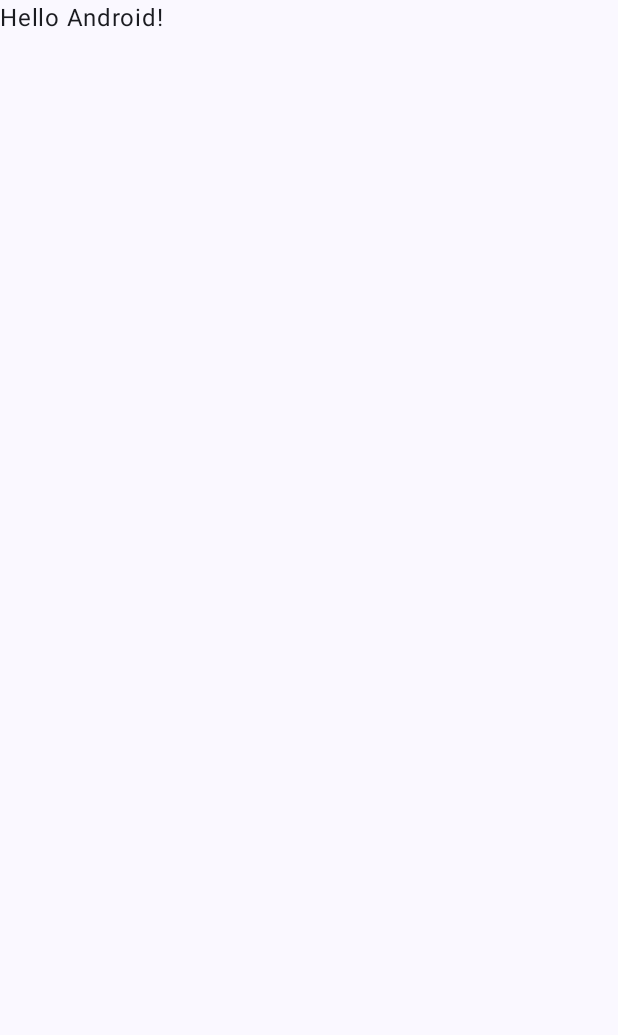
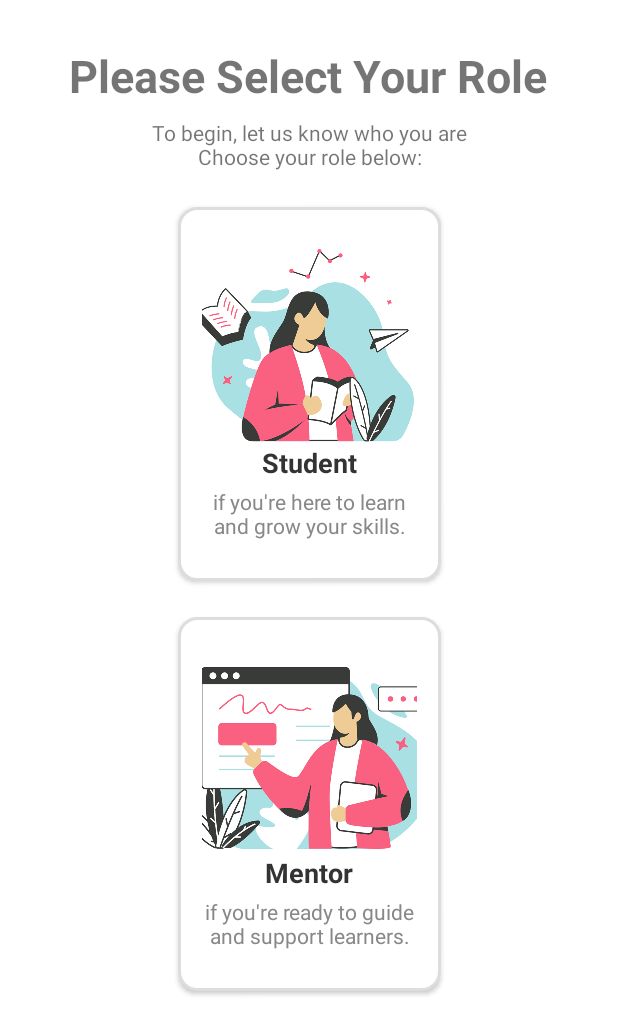
Before and after one commit to viltaylor/SheRaise, an Android app built with Jetpack Compose: the screen it shows after launch (MainActivity before the commit, LoginIntroActivity after it), on a phone screen of 412 x 824 dp. Before the commit the part shown is almost empty. Shown: the top 1035 px of the screen. Run offline under Robolectric (Android 15) with nearby library versions, the phone set to English and light mode, and no system bars.

Commit message:
role select1

```diff
--- a/app/src/main/java/com/example/sheraise/LoginIntroActivity.kt
+++ b/app/src/main/java/com/example/sheraise/LoginIntroActivity.kt
@@ -1,20 +1,55 @@
 package com.example.sheraise
 
 import android.os.Bundle
+import android.view.View
+import android.widget.ImageView
+import android.widget.LinearLayout
 import androidx.activity.enableEdgeToEdge
 import androidx.appcompat.app.AppCompatActivity
 import androidx.core.view.ViewCompat
 import androidx.core.view.WindowInsetsCompat
 
 class LoginIntroActivity : AppCompatActivity() {
+
+    private lateinit var studentButton: LinearLayout
+    private lateinit var mentorButton: LinearLayout
+    private lateinit var studentCheck: ImageView
+    private lateinit var mentorCheck: ImageView
+
     override fun onCreate(savedInstanceState: Bundle?) {
         super.onCreate(savedInstanceState)
         enableEdgeToEdge()
         setContentView(R.layout.activity_login_intro)
+
         ViewCompat.setOnApplyWindowInsetsListener(findViewById(R.id.main)) { v, insets ->
             val systemBars = insets.getInsets(WindowInsetsCompat.Type.systemBars())
             v.setPadding(systemBars.left, systemBars.top, systemBars.right, systemBars.bottom)
             insets
         }
+
+        studentButton = findViewById(R.id.studentButton)
+        mentorButton = findViewById(R.id.mentorButton)
+        studentCheck = findViewById(R.id.studentCheckIcon)
+        mentorCheck = findViewById(R.id.mentorCheckIcon)
+
+        studentButton.setOnClickListener {
+            selectRole(studentButton, studentCheck)
+            deselectRole(mentorButton, mentorCheck)
+        }
+
+        mentorButton.setOnClickListener {
+            selectRole(mentorButton, mentorCheck)
+            deselectRole(studentButton, studentCheck)
+        }
+    }
+
+    private fun selectRole(button: LinearLayout, checkIcon: ImageView) {
+        button.isSelected = true
+        checkIcon.visibility = View.VISIBLE
+    }
+
+    private fun deselectRole(button: LinearLayout, checkIcon: ImageView) {
+        button.isSelected = false
+        checkIcon.visibility = View.GONE
     }
 }
--- a/app/src/main/java/com/example/sheraise/SplashActivity.kt
+++ b/app/src/main/java/com/example/sheraise/SplashActivity.kt
@@ -5,21 +5,20 @@ import android.os.Bundle
 import android.os.Handler
 import android.os.Looper
 import androidx.appcompat.app.AppCompatActivity
-import com.example.sheraise.MainActivity
 
-class SplashActivity: AppCompatActivity() {
+class SplashActivity : AppCompatActivity() {
     override fun onCreate(savedInstanceState: Bundle?) {
         super.onCreate(savedInstanceState)
         setContentView(R.layout.activity_splash)
 
         Handler(Looper.getMainLooper()).postDelayed({
-            goToMainActivity()
-        }, 3000L)
+            goToLoginIntro()
+        }, 3000L) // 3-second delay
     }
 
-    private fun goToMainActivity() {
-        val intent = Intent(this, MainActivity::class.java)
-        startActivity(Intent(this, MainActivity::class.java))
+    private fun goToLoginIntro() {
+        val intent = Intent(this, LoginIntroActivity::class.java)
+        startActivity(intent)
         finish()
     }
 }
--- /dev/null
+++ b/app/src/main/res/drawable/baseline_check_circle_outline_24.xml
@@ -0,0 +1,5 @@
+<vector xmlns:android="http://schemas.android.com/apk/res/android" android:height="24dp" android:tint="#E26C6B" android:viewportHeight="24" android:viewportWidth="24" android:width="24dp">
+
+    <path android:fillColor="@android:color/white" android:pathData="M16.59,7.58L10,14.17l-3.59,-3.58L5,12l5,5 8,-8zM12,2C6.48,2 2,6.48 2,12s4.48,10 10,10 10,-4.48 10,-10S17.52,2 12,2zM12,20c-4.42,0 -8,-3.58 -8,-8s3.58,-8 8,-8 8,3.58 8,8 -3.58,8 -8,8z"/>
+
+</vector>
--- /dev/null
+++ b/app/src/main/res/drawable/role_selector.xml
@@ -0,0 +1,19 @@
+<?xml version="1.0" encoding="utf-8"?>
+<selector xmlns:android="http://schemas.android.com/apk/res/android">
+    <item android:state_selected="true">
+        <shape android:shape="rectangle">
+            <solid android:color="@android:color/white" />
+            <stroke android:width="2dp" android:color="#F48FB1" />
+            <corners android:radius="12dp" />
+            <padding android:left="8dp" android:top="8dp" android:right="8dp" android:bottom="8dp" />
+        </shape>
+    </item>
+    <item>
+        <shape android:shape="rectangle">
+            <solid android:color="@android:color/white" />
+            <stroke android:width="2dp" android:color="#DDDDDD" />
+            <corners android:radius="12dp" />
+            <padding android:left="8dp" android:top="8dp" android:right="8dp" android:bottom="8dp" />
+        </shape>
+    </item>
+</selector>
--- a/app/src/main/res/layout/activity_login_intro.xml
+++ b/app/src/main/res/layout/activity_login_intro.xml
@@ -11,14 +11,14 @@
         android:id="@+id/titleText"
         android:layout_width="wrap_content"
         android:layout_height="wrap_content"
+        android:layout_marginTop="30sp"
         android:text="Please Select Your Role"
         android:textSize="30sp"
         android:textStyle="bold"
-        app:layout_constraintTop_toTopOf="parent"
+        app:layout_constraintEnd_toEndOf="parent"
+        app:layout_constraintHorizontal_bias="0.494"
         app:layout_constraintStart_toStartOf="parent"
-        app:layout_constraintEnd_toEndOf="parent"
-        app:layout_constraintHorizontal_bias="0.5"
-        app:layout_constraintVertical_bias="0.15" />
+        app:layout_constraintTop_toTopOf="parent" />
 
     <TextView
             android:id="@+id/subTitle"
@@ -37,7 +37,7 @@
             android:layout_width="175dp"
             android:layout_height="249dp"
             android:layout_marginTop="24dp"
-        android:background="@drawable/shadow_bg"
+            android:background="@drawable/role_selector"
             android:clickable="true"
             android:elevation="2dp"
             android:focusable="true"
@@ -77,6 +77,14 @@
                 android:textAlignment="center"
                 android:textColor="#888"
                 android:textSize="14sp" />
+            <ImageView
+                android:id="@+id/studentCheckIcon"
+                android:layout_width="24dp"
+                android:layout_height="24dp"
+                android:src="@drawable/baseline_check_circle_outline_24"
+                android:layout_marginTop="8dp"
+                android:visibility="gone" />
+
         </LinearLayout>
 
         <!-- MENTOR BUTTON (now below student) -->
@@ -85,7 +93,7 @@
             android:layout_width="175dp"
             android:layout_height="249dp"
             android:layout_marginTop="24dp"
-        android:background="@drawable/shadow_bg"
+            android:background="@drawable/role_selector"
             android:clickable="true"
             android:elevation="2dp"
             android:focusable="true"
@@ -125,6 +133,13 @@
                 android:textAlignment="center"
                 android:textColor="#888"
                 android:textSize="14sp" />
+            <ImageView
+                android:id="@+id/mentorCheckIcon"
+                android:layout_width="24dp"
+                android:layout_height="24dp"
+                android:src="@drawable/baseline_check_circle_outline_24"
+                android:layout_marginTop="8dp"
+                android:visibility="gone" />
         </LinearLayout>
 
     </androidx.constraintlayout.widget.ConstraintLayout>
```
Lines whose indentation alone changed are shown as unchanged.
